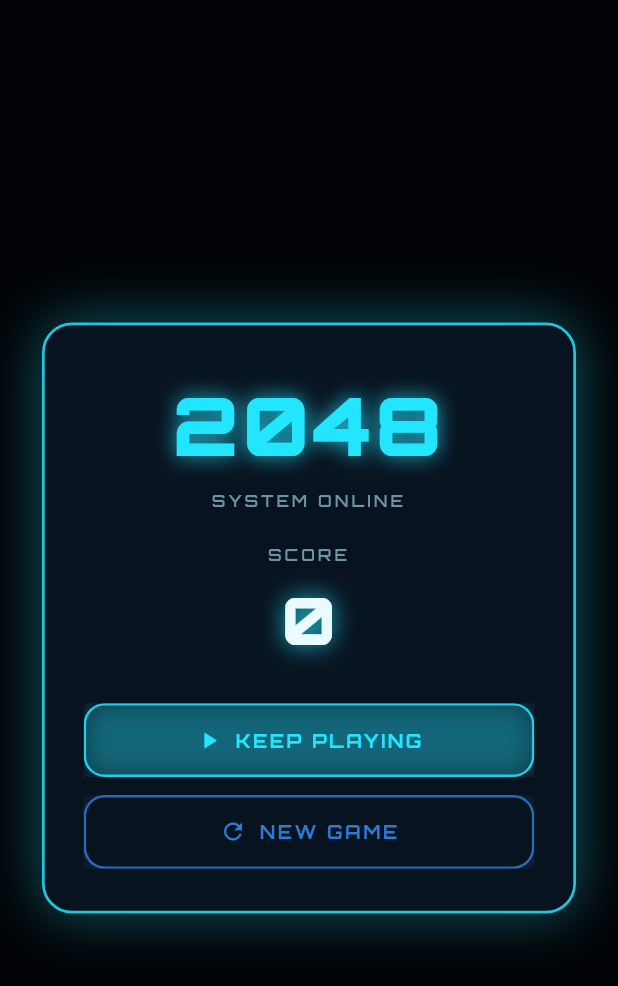
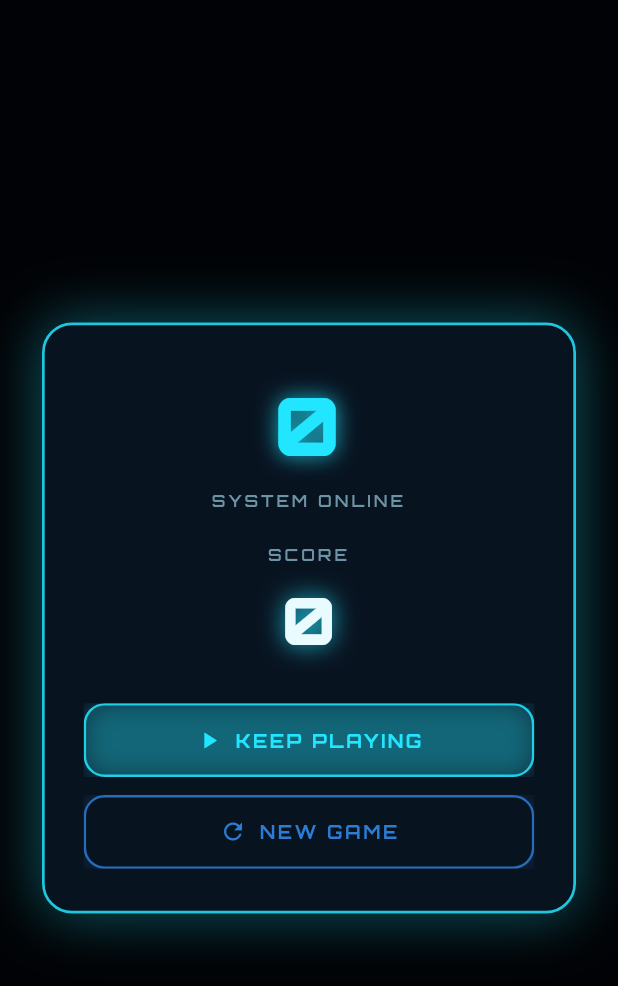
Before and after one commit to SaltedBlowfish/neon-2048, a Flutter app: the WinOverlay widget shown alone on an empty page, opened directly with empty values, on a phone screen of 412 x 824 dp. Shown: the top 986 px of the screen. Run offline on Flutter 3.47's test engine with Material 3 defaults, Android fonts, the phone set to English and light mode, and no system bars; our stand-ins replace shared_preferences; accounts and stored records are empty; statements that could not run were skipped.

Commit message:
feat: WinOverlay shows the actual hit value

```diff
--- a/lib/widgets/overlays.dart
+++ b/lib/widgets/overlays.dart
@@ -201,15 +201,17 @@ class GameOverOverlay extends StatelessWidget {
   }
 }
 
-/// Shown once the player first reaches a 2048 tile.
+/// Shown once the player first reaches the active mode's win value.
 class WinOverlay extends StatelessWidget {
   final int score;
+  final int winValue;
   final VoidCallback onKeepPlaying;
   final VoidCallback onNewGame;
 
   const WinOverlay({
     super.key,
     required this.score,
+    required this.winValue,
     required this.onKeepPlaying,
     required this.onNewGame,
   });
@@ -220,7 +222,7 @@ class WinOverlay extends StatelessWidget {
       child: _Panel(
         accent: NeonTheme.neon,
         children: [
-          _title('2048', NeonTheme.neon, size: 54),
+          _title(winValue.toString(), NeonTheme.neon, size: 54),
           const SizedBox(height: 4),
           _caption('SYSTEM ONLINE'),
           const SizedBox(height: 20),
```
